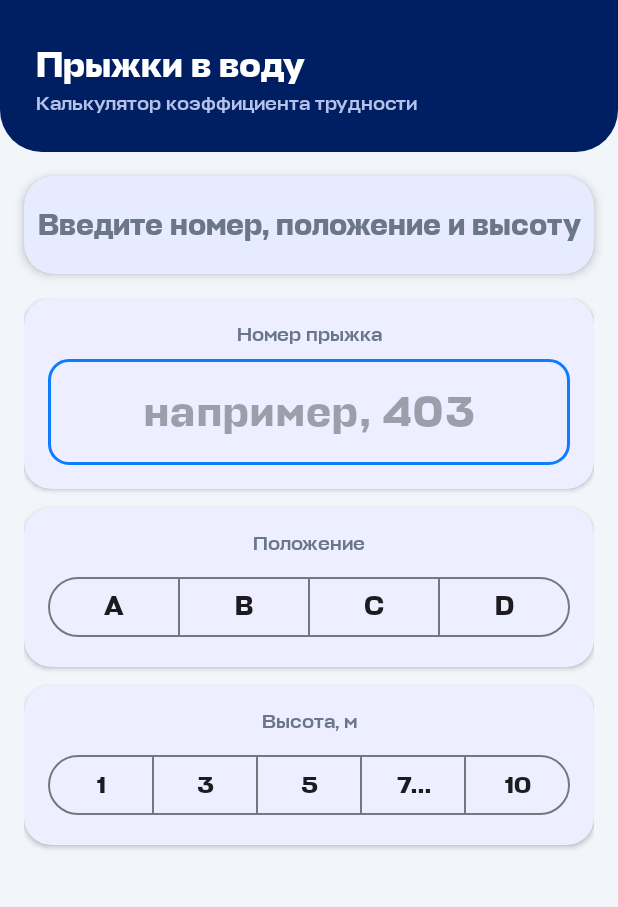
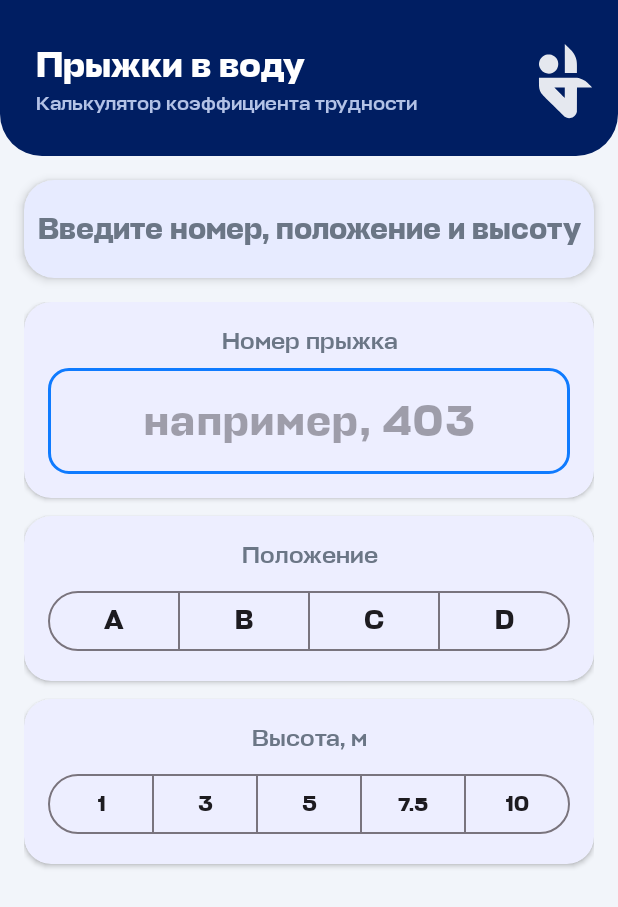
Before and after one commit to DobDmitry/Diving-DD, an Android app: the screen it shows after launch (MainActivity), on a phone screen of 412 x 824 dp. Shown: the top 907 px of the screen. Run offline under Robolectric (Android 15) with nearby library versions, the phone set to English and light mode, and no system bars.

Commit message:
Пиктограмма в шапке, крупнее подписи, исправлена кнопка 7.5
— Пиктограмма прыгуна (белая) добавлена в правый верхний угол шапки
— Подписи секций «Номер прыжка», «Положение», «Высота, м» 13→16sp
— Кнопки высоты 16→14sp, «7.5» 13sp — текст больше не обрезается

https://claude.ai/code/session_01QpFywWm6zD2cCXx1ptd53R

```diff
--- /dev/null
+++ b/android-app/app/src/main/res/drawable/ic_diver_header.xml
@@ -0,0 +1,30 @@
+<?xml version="1.0" encoding="utf-8"?>
+<vector xmlns:android="http://schemas.android.com/apk/res/android"
+    android:width="38dp"
+    android:height="52dp"
+    android:viewportWidth="435"
+    android:viewportHeight="597">
+    <group
+        android:translateX="0"
+        android:translateY="597"
+        android:scaleX="0.1"
+        android:scaleY="-0.1">
+        <path
+            android:fillColor="#FFFFFF"
+            android:pathData="M2123 4710 l2 -1115 460 0 460 0 3 340 c3 345 -6 515 -33 647 -24
+                114 -73 254 -127 363 -97 192 -149 257 -470 580 l-298 300 3 -1115z" />
+        <path
+            android:fillColor="#FFFFFF"
+            android:pathData="M792 5009 c-83 -11 -150 -33 -242 -80 -325 -168 -476 -555 -351 -899
+                95 -258 319 -439 596 -480 248 -37 525 77 680 281 224 296 197 708 -64 969
+                -113 112 -264 187 -425 209 -86 12 -103 12 -194 0z" />
+        <path
+            android:fillColor="#FFFFFF"
+            android:fillType="evenOdd"
+            android:pathData="M150 2938 c0 -434 19 -574 104 -755 79 -167 96 -185 970 -1061 534
+                -535 854 -849 896 -878 325 -222 772 -66 903 316 l22 65 3 928 3 927 579 0
+                c319 0 580 4 580 8 0 18 -438 441 -515 498 -137 101 -294 174 -465 217 -84 21
+                -96 21 -1582 24 l-1498 4 0 -293z m1970 -853 c0 -217 -1 -395 -3 -395 -1 0
+                -180 178 -397 395 l-395 395 398 0 397 0 0 -395z" />
+    </group>
+</vector>
--- a/android-app/app/src/main/res/layout/activity_main.xml
+++ b/android-app/app/src/main/res/layout/activity_main.xml
@@ -6,17 +6,27 @@
     android:orientation="vertical"
     android:background="@color/surface_light">
 
-    <LinearLayout
+    <RelativeLayout
         android:layout_width="match_parent"
         android:layout_height="wrap_content"
-        android:orientation="vertical"
         android:background="@drawable/header_background"
         android:paddingStart="24dp"
-        android:paddingEnd="24dp"
+        android:paddingEnd="16dp"
         android:paddingTop="28dp"
         android:paddingBottom="24dp">
 
+        <ImageView
+            android:id="@+id/headerDiver"
+            android:layout_width="38dp"
+            android:layout_height="52dp"
+            android:layout_alignParentEnd="true"
+            android:layout_alignParentTop="true"
+            android:src="@drawable/ic_diver_header"
+            android:alpha="0.9"
+            android:contentDescription="@null" />
+
         <TextView
+            android:id="@+id/headerTitle"
             android:layout_width="wrap_content"
             android:layout_height="wrap_content"
             android:text="Прыжки в воду"
@@ -27,13 +37,14 @@
         <TextView
             android:layout_width="wrap_content"
             android:layout_height="wrap_content"
+            android:layout_below="@id/headerTitle"
             android:layout_marginTop="2dp"
             android:text="Калькулятор коэффициента трудности"
             android:textColor="#B3C2E6"
             android:textSize="13sp"
             android:fontFamily="@font/stapel_medium" />
 
-    </LinearLayout>
+    </RelativeLayout>
 
     <com.google.android.material.card.MaterialCardView
         android:layout_width="match_parent"
@@ -91,7 +102,7 @@
                         android:text="Номер прыжка"
                         android:textColor="@color/text_secondary"
                         android:fontFamily="@font/stapel_medium"
-                        android:textSize="13sp"
+                        android:textSize="16sp"
                         android:gravity="center"
                         android:layout_marginBottom="8dp" />
 
@@ -142,7 +153,7 @@
                         android:text="Положение"
                         android:textColor="@color/text_secondary"
                         android:fontFamily="@font/stapel_medium"
-                        android:textSize="13sp"
+                        android:textSize="16sp"
                         android:gravity="center"
                         android:layout_marginBottom="10dp" />
 
@@ -219,7 +230,7 @@
                         android:text="Высота, м"
                         android:textColor="@color/text_secondary"
                         android:fontFamily="@font/stapel_medium"
-                        android:textSize="13sp"
+                        android:textSize="16sp"
                         android:gravity="center"
                         android:layout_marginBottom="10dp" />
 
@@ -237,7 +248,7 @@
                             android:layout_height="48dp"
                             android:layout_weight="1"
                             android:text="1"
-                            android:textSize="16sp"
+                            android:textSize="14sp"
                             android:fontFamily="@font/stapel_bold" />
 
                         <com.google.android.material.button.MaterialButton
@@ -247,7 +258,7 @@
                             android:layout_height="48dp"
                             android:layout_weight="1"
                             android:text="3"
-                            android:textSize="16sp"
+                            android:textSize="14sp"
                             android:fontFamily="@font/stapel_bold" />
 
                         <com.google.android.material.button.MaterialButton
@@ -257,7 +268,7 @@
                             android:layout_height="48dp"
                             android:layout_weight="1"
                             android:text="5"
-                            android:textSize="16sp"
+                            android:textSize="14sp"
                             android:fontFamily="@font/stapel_bold" />
 
                         <com.google.android.material.button.MaterialButton
@@ -267,7 +278,7 @@
                             android:layout_height="48dp"
                             android:layout_weight="1"
                             android:text="7.5"
-                            android:textSize="16sp"
+                            android:textSize="13sp"
                             android:fontFamily="@font/stapel_bold" />
 
                         <com.google.android.material.button.MaterialButton
@@ -277,7 +288,7 @@
                             android:layout_height="48dp"
                             android:layout_weight="1"
                             android:text="10"
-                            android:textSize="16sp"
+                            android:textSize="14sp"
                             android:fontFamily="@font/stapel_bold" />
 
                     </com.google.android.material.button.MaterialButtonToggleGroup>
```
